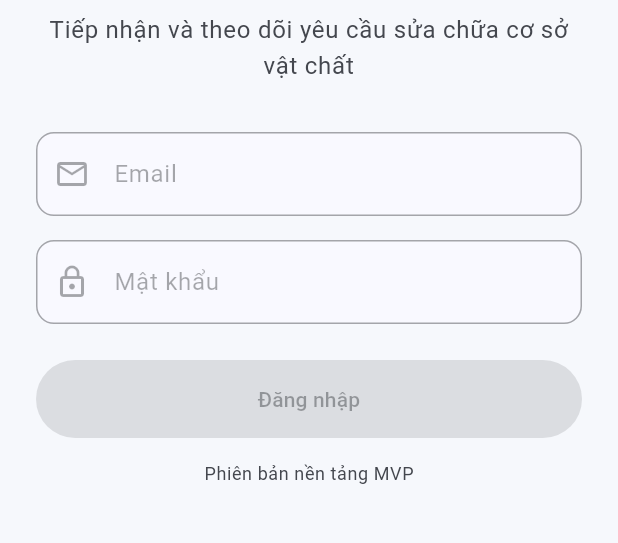
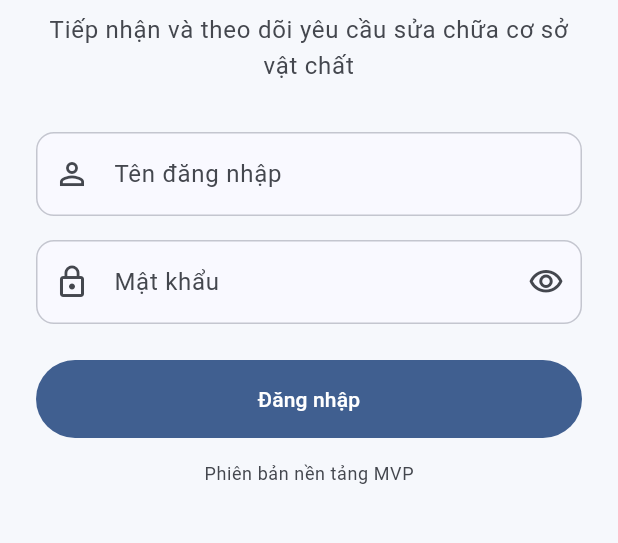
Before and after one commit to hhnhan98/CampusCare, a Flutter app: the screen it shows after launch, on a phone screen of 412 x 824 dp, the part 492-1035 px from its top. Run offline on Flutter 3.47's test engine with Material 3 defaults, Android fonts, the phone set to English and light mode, and no system bars; our stand-ins replace dio, flutter_riverpod, go_router, shared_preferences.

Commit message:
feat(auth): implement login and session persistence

```diff
--- a/campuscare_app/lib/core/router/app_router.dart
+++ b/campuscare_app/lib/core/router/app_router.dart
@@ -1,20 +1,34 @@
 import 'package:go_router/go_router.dart';
 
 import '../../features/auth/presentation/pages/login_page.dart';
+import '../../features/auth/presentation/pages/splash_page.dart';
+import '../../features/dashboard/presentation/pages/dashboard_page.dart';
 
 abstract final class AppRoutes {
+  static const String splash = '/';
   static const String login = '/login';
+  static const String dashboard = '/dashboard';
 
   AppRoutes._();
 }
 
 final GoRouter appRouter = GoRouter(
-  initialLocation: AppRoutes.login,
+  initialLocation: AppRoutes.splash,
   routes: [
+    GoRoute(
+      path: AppRoutes.splash,
+      name: 'splash',
+      builder: (context, state) => const SplashPage(),
+    ),
     GoRoute(
       path: AppRoutes.login,
       name: 'login',
       builder: (context, state) => const LoginPage(),
     ),
+    GoRoute(
+      path: AppRoutes.dashboard,
+      name: 'dashboard',
+      builder: (context, state) => const DashboardPage(),
+    ),
   ],
 );
--- a/campuscare_app/lib/features/auth/presentation/pages/login_page.dart
+++ b/campuscare_app/lib/features/auth/presentation/pages/login_page.dart
@@ -1,11 +1,93 @@
 import 'package:flutter/material.dart';
+import 'package:flutter_riverpod/flutter_riverpod.dart';
+import 'package:go_router/go_router.dart';
 
-class LoginPage extends StatelessWidget {
+import '../../../../core/router/app_router.dart';
+import '../controllers/auth_controller.dart';
+import '../states/auth_state.dart';
+
+class LoginPage extends ConsumerStatefulWidget {
   const LoginPage({super.key});
+
+  @override
+  ConsumerState<LoginPage> createState() => _LoginPageState();
+}
+
+class _LoginPageState extends ConsumerState<LoginPage> {
+  final _formKey = GlobalKey<FormState>();
+
+  final _usernameController = TextEditingController();
+  final _passwordController = TextEditingController();
+
+  bool _obscurePassword = true;
+
+  @override
+  void dispose() {
+    _usernameController.dispose();
+    _passwordController.dispose();
+    super.dispose();
+  }
+
+  Future<void> _submitLogin() async {
+    FocusScope.of(context).unfocus();
+
+    final isValid = _formKey.currentState?.validate() ?? false;
+
+    if (!isValid) {
+      return;
+    }
+
+    await ref
+        .read(authControllerProvider.notifier)
+        .login(
+          username: _usernameController.text.trim(),
+          password: _passwordController.text,
+        );
+  }
+
+  String? _validateUsername(String? value) {
+    final username = value?.trim() ?? '';
+
+    if (username.isEmpty) {
+      return 'Vui lòng nhập tên đăng nhập';
+    }
+
+    return null;
+  }
+
+  String? _validatePassword(String? value) {
+    if (value == null || value.isEmpty) {
+      return 'Vui lòng nhập mật khẩu';
+    }
+
+    if (value.length < 6) {
+      return 'Mật khẩu phải có ít nhất 6 ký tự';
+    }
+
+    return null;
+  }
 
   @override
   Widget build(BuildContext context) {
     final colorScheme = Theme.of(context).colorScheme;
+    final authAsyncState = ref.watch(authControllerProvider);
+    final isLoading = authAsyncState.isLoading;
+
+    ref.listen<AsyncValue<AuthState>>(authControllerProvider, (previous, next) {
+      final authState = next.value;
+
+      if (authState?.status == AuthStatus.failure) {
+        final message = authState?.errorMessage ?? 'Đăng nhập không thành công';
+
+        ScaffoldMessenger.of(context)
+          ..hideCurrentSnackBar()
+          ..showSnackBar(SnackBar(content: Text(message)));
+      }
+
+      if (authState?.status == AuthStatus.authenticated) {
+        context.go(AppRoutes.dashboard);
+      }
+    });
 
     return Scaffold(
       body: SafeArea(
@@ -14,6 +96,8 @@ class LoginPage extends StatelessWidget {
             padding: const EdgeInsets.all(24),
             child: ConstrainedBox(
               constraints: const BoxConstraints(maxWidth: 420),
+              child: Form(
+                key: _formKey,
                 child: Column(
                   mainAxisAlignment: MainAxisAlignment.center,
                   children: [
@@ -33,9 +117,8 @@ class LoginPage extends StatelessWidget {
                     const SizedBox(height: 24),
                     Text(
                       'CampusCare',
-                    style: Theme.of(context).textTheme.headlineMedium?.copyWith(
-                      fontWeight: FontWeight.bold,
-                    ),
+                      style: Theme.of(context).textTheme.headlineMedium
+                          ?.copyWith(fontWeight: FontWeight.bold),
                     ),
                     const SizedBox(height: 8),
                     Text(
@@ -46,30 +129,67 @@ class LoginPage extends StatelessWidget {
                       ),
                     ),
                     const SizedBox(height: 32),
-                  const TextField(
-                    enabled: false,
-                    keyboardType: TextInputType.emailAddress,
+                    TextFormField(
+                      controller: _usernameController,
+                      enabled: !isLoading,
+                      textInputAction: TextInputAction.next,
+                      autofillHints: const [AutofillHints.username],
+                      decoration: const InputDecoration(
+                        labelText: 'Tên đăng nhập',
+                        prefixIcon: Icon(Icons.person_outline),
+                      ),
+                      validator: _validateUsername,
+                    ),
+                    const SizedBox(height: 16),
+                    TextFormField(
+                      controller: _passwordController,
+                      enabled: !isLoading,
+                      obscureText: _obscurePassword,
+                      textInputAction: TextInputAction.done,
+                      autofillHints: const [AutofillHints.password],
                       decoration: InputDecoration(
-                      labelText: 'Email',
-                      prefixIcon: Icon(Icons.email_outlined),
+                        labelText: 'Mật khẩu',
+                        prefixIcon: const Icon(Icons.lock_outline),
+                        suffixIcon: IconButton(
+                          tooltip: _obscurePassword
+                              ? 'Hiện mật khẩu'
+                              : 'Ẩn mật khẩu',
+                          onPressed: isLoading
+                              ? null
+                              : () {
+                                  setState(() {
+                                    _obscurePassword = !_obscurePassword;
+                                  });
+                                },
+                          icon: Icon(
+                            _obscurePassword
+                                ? Icons.visibility_outlined
+                                : Icons.visibility_off_outlined,
                           ),
                         ),
-                  const SizedBox(height: 16),
-                  const TextField(
-                    enabled: false,
-                    obscureText: true,
-                    decoration: InputDecoration(
-                      labelText: 'Mật khẩu',
-                      prefixIcon: Icon(Icons.lock_outline),
                       ),
+                      validator: _validatePassword,
+                      onFieldSubmitted: isLoading
+                          ? null
+                          : (_) {
+                              _submitLogin();
+                            },
                     ),
                     const SizedBox(height: 24),
                     SizedBox(
                       width: double.infinity,
                       height: 52,
                       child: FilledButton(
-                      onPressed: null,
-                      child: Text('Đăng nhập'),
+                        onPressed: isLoading ? null : _submitLogin,
+                        child: isLoading
+                            ? const SizedBox(
+                                width: 22,
+                                height: 22,
+                                child: CircularProgressIndicator(
+                                  strokeWidth: 2.5,
+                                ),
+                              )
+                            : const Text('Đăng nhập'),
                       ),
                     ),
                     const SizedBox(height: 16),
@@ -85,6 +205,7 @@ class LoginPage extends StatelessWidget {
             ),
           ),
         ),
+      ),
     );
   }
 }
--- /dev/null
+++ b/campuscare_app/lib/features/auth/presentation/states/auth_state.dart
@@ -0,0 +1,23 @@
+enum AuthStatus { initial, loading, authenticated, unauthenticated, failure }
+
+class AuthState {
+  const AuthState({this.status = AuthStatus.initial, this.errorMessage});
+
+  final AuthStatus status;
+  final String? errorMessage;
+
+  bool get isLoading => status == AuthStatus.loading;
+
+  bool get isAuthenticated => status == AuthStatus.authenticated;
+
+  AuthState copyWith({
+    AuthStatus? status,
+    String? errorMessage,
+    bool clearError = false,
+  }) {
+    return AuthState(
+      status: status ?? this.status,
+      errorMessage: clearError ? null : (errorMessage ?? this.errorMessage),
+    );
+  }
+}
```
Also changed, not shown: campuscare_app/lib/features/auth/data/auth_api_service.dart (added, +40 -0 lines), campuscare_app/lib/features/auth/data/auth_repository.dart (added, +36 -0 lines), campuscare_app/lib/features/auth/data/auth_token_storage_test.dart (deleted, +0 -40 lines), campuscare_app/lib/features/auth/data/auth_user.dart (added, +45 -0 lines), campuscare_app/lib/features/auth/data/login_request.dart (added, +10 -0 lines), campuscare_app/lib/features/auth/data/login_response.dart (added, +46 -0 lines), campuscare_app/lib/features/auth/presentation/controllers/auth_controller.dart (added, +76 -0 lines), campuscare_app/lib/features/auth/presentation/pages/splash_page.dart (added, +107 -0 lines), campuscare_app/lib/features/dashboard/presentation/pages/dashboard_page.dart (added, +42 -0 lines), 4 other files. Lines whose indentation alone changed are shown as unchanged.
